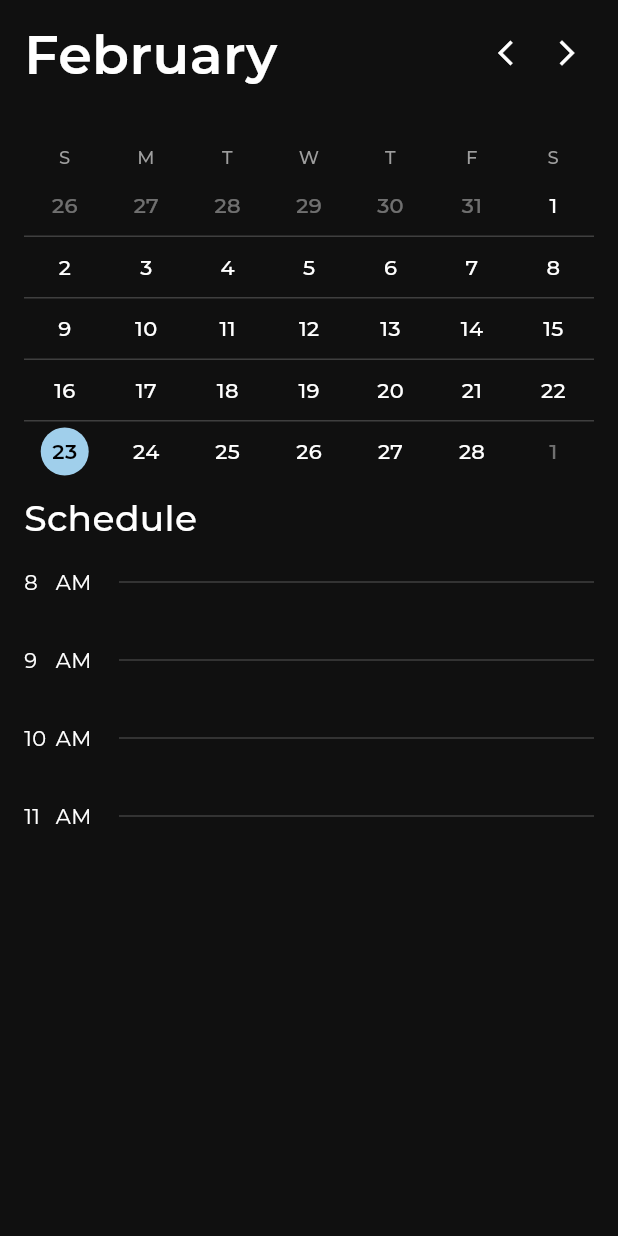
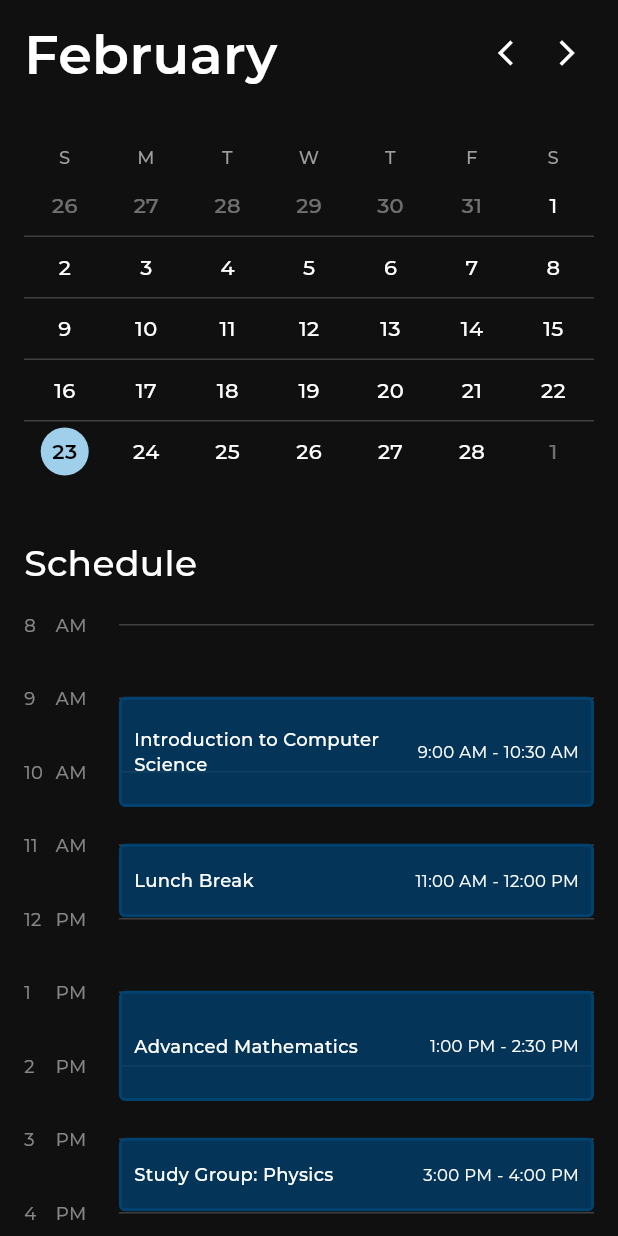
Before and after one commit to Connect-Ed-Devs/connect_ed_2, a Flutter app: the CalendarPage screen opened directly, after a tap on "23", on a phone screen of 412 x 824 dp. Run offline on Flutter 3.47's test engine with Material 3 defaults, Android fonts, the phone set to English and light mode, and no system bars; our stand-ins replace firebase_core, flutter_sticky_header; accounts and stored records are empty; generated files the repository leaves out were written again; project files that could hold a hidden picture were left out.

Commit message:
feat: added schedule using pseudo classes

```diff
--- /dev/null
+++ b/lib/classes/schedule_item.dart
@@ -0,0 +1,41 @@
+import 'package:flutter/material.dart';
+
+class ScheduleItem {
+  final String title;
+  final TimeOfDay startTime;
+  final TimeOfDay endTime;
+  final Color? color;
+  final String? location;
+  final String? instructor;
+
+  const ScheduleItem({
+    required this.title,
+    required this.startTime,
+    required this.endTime,
+    this.color,
+    this.location,
+    this.instructor,
+  });
+
+  // Calculate duration in minutes
+  int get durationMinutes {
+    int startMinutes = startTime.hour * 60 + startTime.minute;
+    int endMinutes = endTime.hour * 60 + endTime.minute;
+
+    return endMinutes - startMinutes;
+  }
+
+  // Format time as string (e.g., "9:30 AM")
+  String formatTime(TimeOfDay time) {
+    final hours = time.hourOfPeriod == 0 ? 12 : time.hourOfPeriod;
+    final minutes = time.minute.toString().padLeft(2, '0');
+    final period = time.period == DayPeriod.am ? 'AM' : 'PM';
+
+    return '$hours:$minutes $period';
+  }
+
+  // Get formatted time range
+  String get timeRange {
+    return '${formatTime(startTime)} - ${formatTime(endTime)}';
+  }
+}
--- a/lib/frontend/calendar/calendar.dart
+++ b/lib/frontend/calendar/calendar.dart
@@ -1,6 +1,10 @@
+import 'dart:math';
+
+import 'package:connect_ed_2/classes/schedule_item.dart';
 import 'package:connect_ed_2/frontend/calendar/calendar_app_bar.dart';
 import 'package:flutter/material.dart';
 import 'package:flutter/rendering.dart';
+import 'package:flutter_sticky_header/flutter_sticky_header.dart';
 import 'package:intl/intl.dart';
 
 class CalendarPage extends StatefulWidget {
@@ -21,6 +25,81 @@ class _CalendarPageState extends State<CalendarPage> with TickerProviderStateMix
   // Month formatter
   final DateFormat _monthFormatter = DateFormat('MMMM');
   final DateFormat _dateFormatter = DateFormat('MMMM dd, yyyy');
+
+  // Mock schedule data
+  late List<ScheduleItem> _scheduleItems;
+
+  // Time range for the schedule display
+  late TimeOfDay _scheduleStartTime;
+  late TimeOfDay _scheduleEndTime;
+
+  @override
+  void initState() {
+    super.initState();
+    _initializeScheduleData();
+  }
+
+  void _initializeScheduleData() {
+    // Create a mock schedule
+    _scheduleItems = [
+      ScheduleItem(
+        title: 'Introduction to Computer Science',
+        startTime: const TimeOfDay(hour: 9, minute: 0),
+        endTime: const TimeOfDay(hour: 10, minute: 30),
+        location: 'Room 101',
+        instructor: 'Dr. Smith',
+        color: Colors.blue.shade100,
+      ),
+      ScheduleItem(
+        title: 'Lunch Break',
+        startTime: const TimeOfDay(hour: 11, minute: 0),
+        endTime: const TimeOfDay(hour: 12, minute: 0),
+        color: Colors.grey.shade200,
+      ),
+      ScheduleItem(
+        title: 'Advanced Mathematics',
+        startTime: const TimeOfDay(hour: 13, minute: 0),
+        endTime: const TimeOfDay(hour: 14, minute: 30),
+        location: 'Room 203',
+        instructor: 'Prof. Johnson',
+        color: Colors.green.shade100,
+      ),
+      ScheduleItem(
+        title: 'Study Group: Physics',
+        startTime: const TimeOfDay(hour: 15, minute: 0),
+        endTime: const TimeOfDay(hour: 16, minute: 0),
+        location: 'Library',
+        color: Colors.orange.shade100,
+      ),
+    ];
+
+    // Determine schedule display range (with padding)
+    _determineScheduleTimeRange();
+  }
+
+  void _determineScheduleTimeRange() {
+    // Find earliest start time and latest end time
+    TimeOfDay earliest = const TimeOfDay(hour: 23, minute: 59);
+    TimeOfDay latest = const TimeOfDay(hour: 0, minute: 0);
+
+    for (final item in _scheduleItems) {
+      // Compare and update earliest
+      if (item.startTime.hour < earliest.hour ||
+          (item.startTime.hour == earliest.hour && item.startTime.minute < earliest.minute)) {
+        earliest = item.startTime;
+      }
+
+      // Compare and update latest
+      if (item.endTime.hour > latest.hour ||
+          (item.endTime.hour == latest.hour && item.endTime.minute > latest.minute)) {
+        latest = item.endTime;
+      }
+    }
+
+    // Add padding (1 hour before and after)
+    _scheduleStartTime = TimeOfDay(hour: (earliest.hour - 1).clamp(0, 23), minute: 0);
+    _scheduleEndTime = TimeOfDay(hour: (latest.hour + 1).clamp(0, 23), minute: 59);
+  }
 
   @override
   void dispose() {
@@ -63,8 +142,124 @@ class _CalendarPageState extends State<CalendarPage> with TickerProviderStateMix
     });
   }
 
+  // Build the time slots for the schedule
+  List<Widget> _buildTimeSlots() {
+    List<Widget> slots = [];
+
+    // Generate time slots from start to end time
+    for (int hour = _scheduleStartTime.hour; hour <= _scheduleEndTime.hour; hour++) {
+      final timeString = hour <= 12 ? (hour == 0 ? '12' : '$hour') : '${hour - 12}';
+      final period = hour < 12 ? 'AM' : 'PM';
+
+      slots.add(
+        Padding(
+          padding: const EdgeInsets.only(bottom: 32.0),
+          child: Flex(
+            direction: Axis.horizontal,
+            mainAxisAlignment: MainAxisAlignment.spaceBetween,
+            children: [
+              Flexible(
+                flex: 1,
+                child: Text(
+                  timeString,
+                  style: TextStyle(fontSize: 12, color: Theme.of(context).colorScheme.onSurface.withAlpha(127)),
+                ),
+                fit: FlexFit.tight,
+              ),
+              Flexible(
+                flex: 2,
+                child: Text(
+                  period,
+                  style: TextStyle(fontSize: 12, color: Theme.of(context).colorScheme.onSurface.withAlpha(127)),
+                ),
+                fit: FlexFit.tight,
+              ),
+              Flexible(flex: 15, child: Divider(color: Theme.of(context).colorScheme.onSurface.withAlpha(50))),
+            ],
+          ),
+        ),
+      );
+    }
+
+    return slots;
+  }
+
+  // Build the schedule items
+  Widget _buildScheduleItems() {
+    return Stack(
+      children: [
+        // Time slots as the background
+        Column(crossAxisAlignment: CrossAxisAlignment.start, children: _buildTimeSlots()),
+
+        // Schedule items overlayed on time slots
+        ..._scheduleItems.map((item) => _buildScheduleItemWidget(item)).toList(),
+      ],
+    );
+  }
+
+  // Build individual schedule item widget
+  Widget _buildScheduleItemWidget(ScheduleItem item) {
+    // Calculate position and size
+    final startMinutes = item.startTime.hour * 60 + item.startTime.minute;
+    final scheduleStartMinutes = _scheduleStartTime.hour * 60;
+
+    // Constants for layout
+    const double HOUR_HEIGHT = 49; // Height of each hour in the schedule
+
+    // Calculate top position with offset adjustment
+    final double topPosition = (startMinutes - scheduleStartMinutes) * (HOUR_HEIGHT / 60.0) + 7.5;
+
+    // Calculate height based on duration, with a larger minimum height
+    final double height = max(item.durationMinutes * (HOUR_HEIGHT / 60.0), 36.0);
+
+    return Positioned(
+      top: topPosition,
+      left: 0, // Align with the start of divider lines
+      right: 0,
+      child: Flex(
+        direction: Axis.horizontal,
+        children: [
+          Flexible(child: SizedBox(), flex: 3, fit: FlexFit.tight),
+          Flexible(
+            flex: 15,
+            fit: FlexFit.tight,
+            child: Container(
+              height: height,
+              decoration: BoxDecoration(
+                color: Theme.of(context).colorScheme.secondary.withAlpha(190),
+                border: Border.all(color: Theme.of(context).colorScheme.secondary, width: 2),
+                borderRadius: BorderRadius.circular(4),
+              ),
+              padding: const EdgeInsets.symmetric(horizontal: 8, vertical: 4),
+              child: Row(
+                mainAxisAlignment: MainAxisAlignment.spaceBetween,
+                crossAxisAlignment: CrossAxisAlignment.center,
+                children: [
+                  Expanded(
+                    child: Text(
+                      item.title,
+                      style: TextStyle(fontWeight: FontWeight.w500, fontSize: 12),
+                      maxLines: 2,
+                      overflow: TextOverflow.ellipsis,
+                    ),
+                  ),
+                  const SizedBox(width: 8),
+                  Text(item.timeRange, style: TextStyle(fontSize: 11, color: Theme.of(context).colorScheme.onSurface)),
+                ],
+              ),
+            ),
+          ),
+        ],
+      ),
+    );
+  }
+
   @override
   Widget build(BuildContext context) {
+    // Calculate the total schedule height
+    final int totalScheduleHours = _scheduleEndTime.hour - _scheduleStartTime.hour + 1;
+    final double totalScheduleHeight = totalScheduleHours * 49.0; // Match your HOUR_HEIGHT constant
+
     return Scaffold(
       body: CustomScrollView(
         controller: _scrollController,
@@ -81,83 +276,31 @@ class _CalendarPageState extends State<CalendarPage> with TickerProviderStateMix
             scrollController: _scrollController,
           ),
 
-          // Content below calendar
-          SliverToBoxAdapter(
+          SliverStickyHeader(
+            header: Container(
+              padding: const EdgeInsets.only(top: 30, left: 16.0),
+              color: Theme.of(context).colorScheme.surface,
+              child: const Text("Schedule", style: TextStyle(fontSize: 24, fontWeight: FontWeight.w500)),
+            ),
+            sliver: SliverToBoxAdapter(
               child: Container(
                 padding: const EdgeInsets.symmetric(horizontal: 16),
                 child: Column(
                   crossAxisAlignment: CrossAxisAlignment.start,
                   children: [
-                  Text("Schedule", style: TextStyle(fontSize: 24, fontWeight: FontWeight.w500)),
-                  SizedBox(height: 16),
-                  Column(
-                    children: [
-                      Flex(
-                        direction: Axis.horizontal,
-                        mainAxisAlignment: MainAxisAlignment.spaceBetween,
-                        children: [
-                          Flexible(flex: 1, child: Text("8"), fit: FlexFit.tight),
-                          Flexible(flex: 2, child: Text("AM"), fit: FlexFit.tight),
-                          Flexible(
-                            flex: 15,
-                            child: Divider(color: Theme.of(context).colorScheme.onSurface.withAlpha(50)),
-                          ),
-                        ],
-                      ),
-                      SizedBox(height: 32),
-                      Flex(
-                        direction: Axis.horizontal,
-                        mainAxisAlignment: MainAxisAlignment.spaceBetween,
-                        children: [
-                          Flexible(flex: 1, child: Text("9"), fit: FlexFit.tight),
-                          Flexible(flex: 2, child: Text("AM"), fit: FlexFit.tight),
-                          Flexible(
-                            flex: 15,
-                            child: Divider(color: Theme.of(context).colorScheme.onSurface.withAlpha(50)),
-                          ),
-                        ],
-                      ),
-                      SizedBox(height: 32),
-                      Flex(
-                        direction: Axis.horizontal,
-                        mainAxisAlignment: MainAxisAlignment.spaceBetween,
-                        children: [
-                          Flexible(flex: 1, child: Text("10"), fit: FlexFit.tight),
-                          Flexible(flex: 2, child: Text("AM"), fit: FlexFit.tight),
-                          Flexible(
-                            flex: 15,
-                            child: Divider(color: Theme.of(context).colorScheme.onSurface.withAlpha(50)),
-                          ),
-                        ],
-                      ),
-                      SizedBox(height: 32),
-                      Flex(
-                        direction: Axis.horizontal,
-                        mainAxisAlignment: MainAxisAlignment.spaceBetween,
-                        children: [
-                          Flexible(flex: 1, child: Text("11"), fit: FlexFit.tight),
-                          Flexible(flex: 2, child: Text("AM"), fit: FlexFit.tight),
-                          Flexible(
-                            flex: 15,
-                            child: Divider(color: Theme.of(context).colorScheme.onSurface.withAlpha(50)),
-                          ),
-                        ],
-                      ),
-                      SizedBox(height: 32),
-                    ],
-                  ),
+                    const SizedBox(height: 16),
+
+                    // Just show the schedule directly - let the main CustomScrollView handle scrolling
+                    SizedBox(height: totalScheduleHeight, width: double.infinity, child: _buildScheduleItems()),
                   ],
                 ),
               ),
             ),
+          ),
+          // Content below calendar
 
           // Add extra space at the bottom to ensure enough scrollable area
-          SliverToBoxAdapter(
-            child: SizedBox(
-              // This height ensures there's always enough content to scroll
-              height: MediaQuery.of(context).size.height * 0.7,
-            ),
-          ),
+          SliverToBoxAdapter(child: SizedBox(height: MediaQuery.of(context).size.height * 0.2)),
         ],
       ),
     );
--- a/lib/frontend/calendar/calendar_app_bar.dart
+++ b/lib/frontend/calendar/calendar_app_bar.dart
@@ -81,10 +81,9 @@ class CECalendarAppBar extends StatelessWidget {
             progress = progress.clamp(0.0, 1.0);
           }
 
-          // Calculate y-offsets for parallax effect (only for calendar)
+          // Calculate y-offsets for parallax effect
           final double calendarParallaxOffset = -150 * progress; // Calendar moves up faster
-
-          // Calculate week view position that stabilizes when mostly collapsed
+          final double titleParallaxOffset = -25 * progress; // Title moves up slightly
 
           return Stack(
             children: [
@@ -108,9 +107,9 @@ class CECalendarAppBar extends StatelessWidget {
                 ),
               ),
 
-              // Month title and navigation (when expanded) - stays fixed
+              // Month title and navigation (when expanded) - moves up slightly with scroll
               Positioned(
-                top: MediaQuery.of(context).padding.top + 10,
+                top: MediaQuery.of(context).padding.top + 10 + titleParallaxOffset, // Slight upward movement
                 left: 16,
                 right: 16,
                 child: Container(
@@ -151,7 +150,7 @@ class CECalendarAppBar extends StatelessWidget {
                         child: Text(collapsedTitle, style: const TextStyle(fontSize: 16, fontWeight: FontWeight.w500)),
                       ),
 
-                      // Week view - stabilizes in position when mostly collapsed
+                      // Week view - stabilizes in position
                       Container(
                         height: 30,
                         margin: EdgeInsets.only(top: 8), // Fixed margin
--- a/pubspec.yaml
+++ b/pubspec.yaml
@@ -40,6 +40,7 @@ dependencies:
     firebase_messaging: ^15.2.4
     firebase_crashlytics: ^4.3.4
     intl: ^0.17.0
+    flutter_sticky_header: ^0.7.0
 
 dev_dependencies:
     flutter_test:
```
Also changed, not shown: pubspec.lock. Lines whose indentation alone changed are shown as unchanged.
